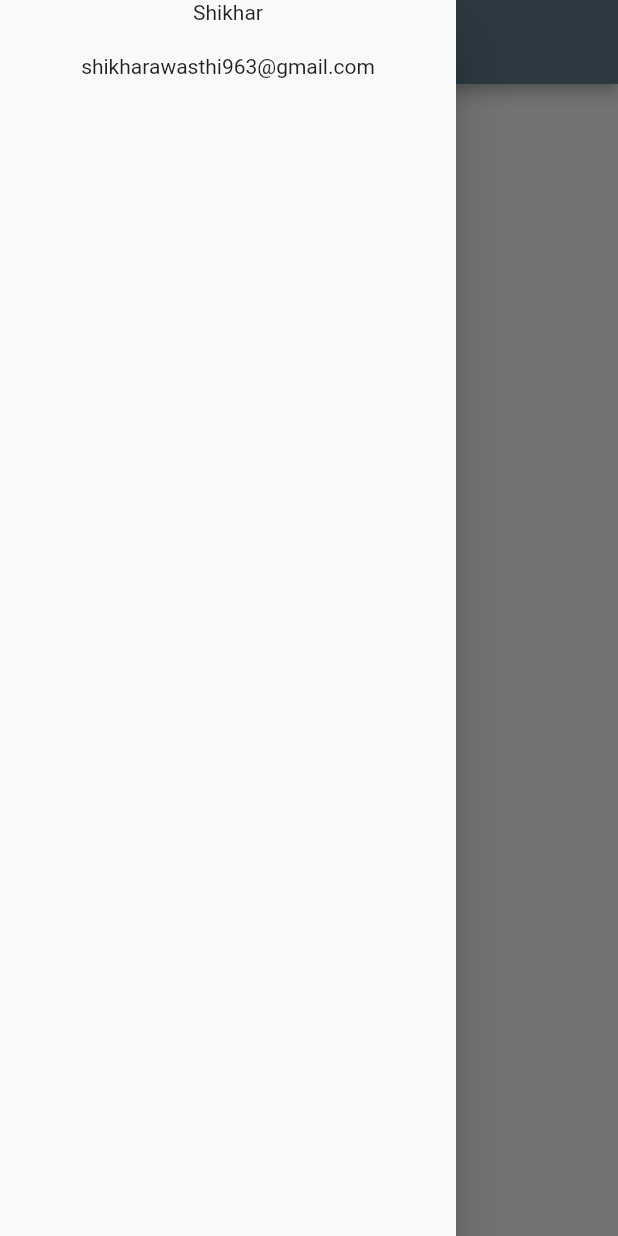
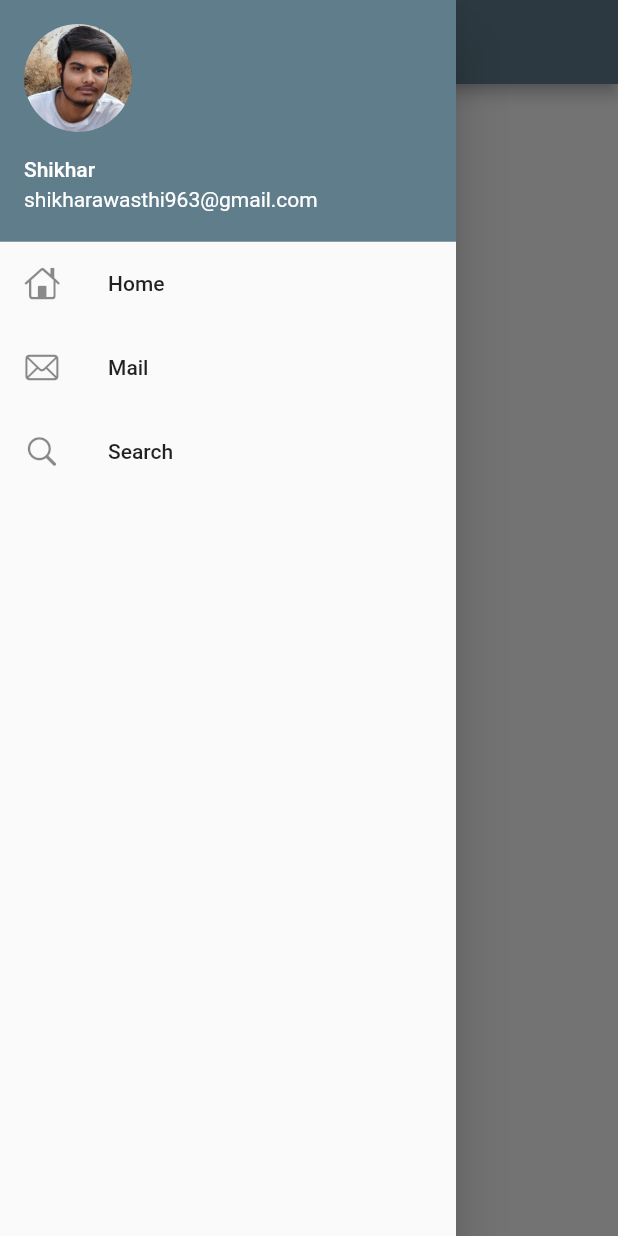
Before and after one commit to Shikhar12233456/flutterproject, a Flutter app: the Homepage screen opened by its route, with the side drawer open, on a phone screen of 412 x 824 dp. Run offline on Flutter 3.47's test engine with Material 2 defaults, Android fonts, the phone set to English and light mode, and no system bars.

Commit message:
Day-4 half Complete

```diff
--- a/lib/main.dart
+++ b/lib/main.dart
@@ -16,8 +16,9 @@ class MyApp extends StatelessWidget {
     return MaterialApp(
       themeMode: ThemeMode.light,
       theme: ThemeData(primarySwatch: Colors.blueGrey),
+      debugShowCheckedModeBanner: false,
       routes: {
-        "/": (context) => LoginPage(),
+        "/": (context) => Homepage(),
         Myroutes.homeRoute:(context) => Homepage(),
         Myroutes.loginRoute: (context) => LoginPage()
       },
--- a/lib/screens/Homepage.dart
+++ b/lib/screens/Homepage.dart
@@ -1,3 +1,4 @@
+import 'package:first_flutter_project/widgets/drawer.dart';
 import 'package:flutter/material.dart';
 
 class Homepage extends StatelessWidget {
@@ -12,15 +13,7 @@ class Homepage extends StatelessWidget {
           child: const Text("Hello Myself Shikhar: "),
         ),
       ),
-      drawer: Drawer(child: Column(
-        children: const [
-          Text("Shikhar"),
-          SizedBox(
-            height: 20.0,
-          ),
-          Text("shikharawasthi963@gmail.com"),
-        ],
-      )),
+      drawer: MyDrawer(),
     );
   }
 }
--- /dev/null
+++ b/lib/widgets/drawer.dart
@@ -0,0 +1,39 @@
+import 'package:flutter/cupertino.dart';
+import 'package:flutter/material.dart';
+
+class MyDrawer extends StatelessWidget {
+  String imageUrl = "assets/images/myImage.png";
+  @override
+  Widget build(BuildContext context) {
+    return Drawer(
+      child: ListView(
+        padding: EdgeInsets.zero,
+        children: const [
+          DrawerHeader(
+              padding: EdgeInsets.zero,
+              margin: EdgeInsets.zero,
+              child: UserAccountsDrawerHeader(
+                margin: EdgeInsets.zero,
+                accountName: Text("Shikhar"),
+                accountEmail: Text("shikharawasthi963@gmail.com"),
+                currentAccountPicture: CircleAvatar(
+                  backgroundImage: AssetImage("assets/images/myImage.png"),
+                ),
+              )),
+              ListTile(
+                leading: Icon(CupertinoIcons.home),
+                title: Text("Home"),
+              ),
+              ListTile(
+                leading: Icon(CupertinoIcons.mail),
+                title: Text("Mail"),
+              ),
+              ListTile(
+                leading: Icon(CupertinoIcons.search),
+                title: Text("Search"),
+              )
+        ],
+      ),
+    );
+  }
+}
```
Also changed, not shown: assets/images/myImage.png (added).
